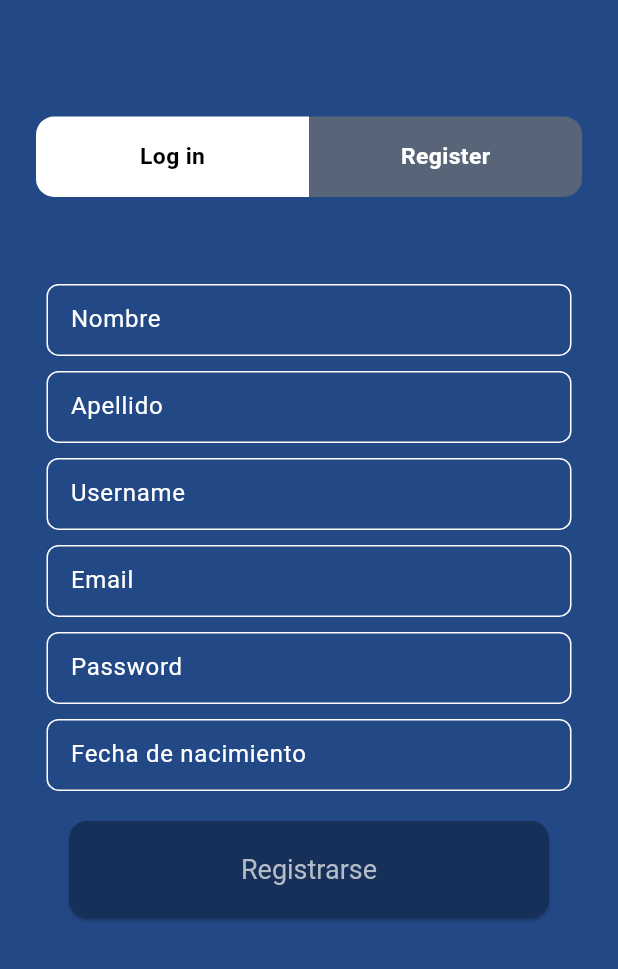
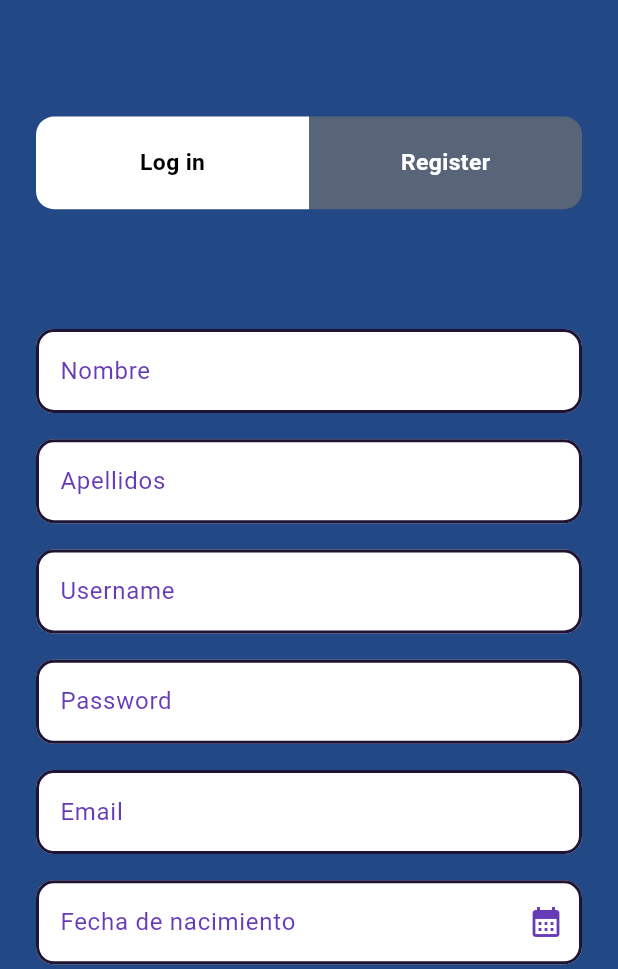
Before and after one commit to ProyectoFabLab-Ciclo-VI/FABLAB_MOVIL, a Flutter app: the LoginLast screen opened directly, after a tap on "Register", on a phone screen of 412 x 824 dp, the part 267-1236 px from its top. Run offline on Flutter 3.47's test engine with Material 3 defaults, Android fonts, the phone set to English and light mode, and no system bars; our stand-ins replace bloc, dartz, dio, flutter_bloc, flutter_form_builder, form_builder_validators and 3 more; accounts and stored records are empty.

Commit message:
Register modificado

```diff
--- a/lib/features_venta/fablab/presentation/bloc/Login_Reset_Register/login_register.dart
+++ b/lib/features_venta/fablab/presentation/bloc/Login_Reset_Register/login_register.dart
@@ -16,7 +16,7 @@ class LoginRegisterToggle extends StatelessWidget {
         return Padding(
           padding: const EdgeInsets.all(8.0),
           child: Container(
-            height: 6.5.h,
+            height: 7.5.h,
             child: Row(
               mainAxisAlignment: MainAxisAlignment.center,
               children: [
--- a/lib/features_venta/fablab/presentation/pages/Login_Reset_Register/Register/register.dart
+++ b/lib/features_venta/fablab/presentation/pages/Login_Reset_Register/Register/register.dart
@@ -1,72 +1,186 @@
-import 'package:fab_lab_upeu/features_venta/fablab/presentation/pages/Login_Reset_Register/Register/verificar_register.dart';
-import 'package:fab_lab_upeu/shared/presentation/widgetsGlobal/BotonesGeneral/boton_grande.dart';
-import 'package:fab_lab_upeu/shared/presentation/widgetsGlobal/inputs/inputs_movil_email.dart';
+import 'package:fab_lab_upeu/features_venta/fablab/presentation/pages/Login_Reset_Register/Reset/reset_password.dart';
+import 'package:fab_lab_upeu/features_venta/fablab/presentation/widgets/TutorialLoginWidgets/form_builder.dart';
+import 'package:fab_lab_upeu/shared/textos.dart';
 import 'package:flutter/material.dart';
+import 'package:flutter_form_builder/flutter_form_builder.dart';
+import 'package:form_builder_validators/form_builder_validators.dart';
+import 'package:sizer/sizer.dart';
 
 class Register extends StatelessWidget {
   const Register({super.key});
 
   @override
   Widget build(BuildContext context) {
+    final GlobalKey<FormBuilderState> _formkey = GlobalKey<FormBuilderState>();
+    var size = MediaQuery.of(context).size;
     return Column(
       children: [
-        const SizedBox(height: 10),
-        EmailInput(
-          controller: TextEditingController(),
-          hintText: 'Nombre',
-          width: 350,
-          height: 50,
+        SizedBox(
+          height: 20.sp, // usando sizer
         ),
-        const SizedBox(height: 10),
-        EmailInput(
-          controller: TextEditingController(),
-          hintText: 'Apellido',
-          width: 350,
-          height: 50,
+        Padding(
+          padding: const EdgeInsets.all(8.0),
+          child: FormBuilderCustom(
+            name: 'Nombre',
+            obscureText: false,
+            hintText: 'Nombre',
+            validator: FormBuilderValidators.compose([
+              FormBuilderValidators.required(
+                errorText: 'Campo requerido',
+              ),
+            ]),
+            keyType: TextInputType.text,
+          ),
         ),
-        const SizedBox(height: 10),
-        EmailInput(
-          controller: TextEditingController(),
-          hintText: 'Username',
-          width: 350,
-          height: 50,
+        SizedBox(
+          height: 5.sp,
         ),
-        const SizedBox(height: 10),
-        EmailInput(
-          controller: TextEditingController(),
-          hintText: 'Email',
-          width: 350,
-          height: 50,
-          obscureText: true, // Ocultar el texto de la contraseña
+        Padding(
+          padding: const EdgeInsets.all(8.0),
+          child: FormBuilderCustom(
+            name: 'Apellidos',
+            obscureText: false,
+            hintText: 'Apellidos',
+            validator: FormBuilderValidators.compose([
+              FormBuilderValidators.required(
+                errorText: 'Campo requerido',
+              ),
+            ]),
+            keyType: TextInputType.text,
+          ),
         ),
-        const SizedBox(height: 10),
-        EmailInput(
-          controller: TextEditingController(),
-          hintText: 'Password',
-          width: 350,
-          height: 50,
-          obscureText: true, // Ocultar el texto de la contraseña
+        SizedBox(
+          height: 5.sp,
         ),
-        const SizedBox(height: 10),
-        EmailInput(
-          controller: TextEditingController(),
-          hintText: 'Fecha de nacimiento',
-          width: 350,
-          height: 50,
-          obscureText: true, // Ocultar el texto de la contraseña
+        Padding(
+          padding: const EdgeInsets.all(8.0),
+          child: FormBuilderCustom(
+            name: 'Username',
+            obscureText: false,
+            hintText: 'Username',
+            validator: FormBuilderValidators.compose([
+              FormBuilderValidators.required(
+                errorText: 'Campo requerido',
+              ),
+            ]),
+            keyType: TextInputType.text,
+          ),
         ),
-        const SizedBox(height: 20),
-        LargeButton(
-          texto: 'Registrarse',
+        SizedBox(
+          height: 5.sp,
+        ),
+        Padding(
+          padding: const EdgeInsets.all(8.0),
+          child: FormBuilderCustom(
+            name: 'password',
+            obscureText: true,
+            hintText: 'Password',
+            validator: FormBuilderValidators.compose([
+              FormBuilderValidators.required(
+                errorText: 'Password requerido',
+              ),
+              FormBuilderValidators.minLength(4,
+                  errorText: 'Minimo 6 caracteres'),
+            ]),
+            keyType: TextInputType.text,
+          ),
+        ),
+        SizedBox(
+          height: 5.sp,
+        ),
+        Padding(
+          padding: const EdgeInsets.all(8.0),
+          child: FormBuilderCustom(
+            name: 'Email',
+            obscureText: false,
+            hintText: 'Email',
+            validator: FormBuilderValidators.compose([
+              FormBuilderValidators.required(
+                errorText: 'Campo requerido',
+              ),
+            ]),
+            keyType: TextInputType.emailAddress,
+          ),
+        ),
+        SizedBox(
+          height: 5.sp,
+        ),
+        //Calendario
+        Padding(
+          padding: const EdgeInsets.all(8.0),
+          child: FormBuilderDateTimePicker(
+            name: 'Fecha de nacimiento',
+            inputType: InputType.date,
+            style: const TextStyle(
+                color: Colors.deepPurple), // Solo muestra la selección de fecha
+            decoration: InputDecoration(
+              hintText: 'Fecha de nacimiento',
+              hintStyle: const TextStyle(color: Colors.deepPurple),
+              suffixIcon: const Icon(Icons.calendar_month_sharp,
+                  color: Colors.deepPurple),
+              focusedBorder: OutlineInputBorder(
+                borderSide:
+                    const BorderSide(color: Colors.deepPurple, width: 2),
+                borderRadius: BorderRadius.circular(12),
+              ),
+              enabledBorder: OutlineInputBorder(
+                borderSide: const BorderSide(
+                    color: Color.fromARGB(255, 32, 20, 53), width: 2),
+                borderRadius: BorderRadius.circular(12),
+              ),
+              border: OutlineInputBorder(
+                borderSide:
+                    const BorderSide(color: Colors.deepPurple, width: 2),
+                borderRadius: BorderRadius.circular(12),
+              ),
+              fillColor: Colors.white,
+              filled: true,
+            ),
+            validator: FormBuilderValidators.compose([
+              FormBuilderValidators.required(
+                errorText: 'Campo requerido',
+              ),
+            ]),
+          ),
+        ),
+        //calendario
+        SizedBox(
+          height: 5.sp,
+        ),
+        const Padding(
+          padding: EdgeInsets.all(8.0),
+          child: FormBuilderCustom(
+            name: 'Código',
+            obscureText: false,
+            hintText: 'Código (estudiantes)',
+            keyType: TextInputType.text,
+          ),
+        ),
+        SizedBox(
+          height: size.height * 0.04, // usando mediaquery
+        ),
+        ElevatedButton(
           onPressed: () {
-            Navigator.push(
-                context,
-                MaterialPageRoute(
-                    builder: (context) => const VerificarRegister()));
-            // Acción de registro
+            print("Botón presionado");
+            _formkey.currentState?.save();
+            if (_formkey.currentState?.validate() == true) {
+              final y = _formkey.currentState?.value;
+              print("Email: ${y?['email']}");
+              print("Password: ${y?['password']}");
+            }
           },
-          indiceColorFondo: 1,
-          indiceColorTexto: 5,
+          style: ElevatedButton.styleFrom(
+            minimumSize: const Size(250, 50),
+            backgroundColor: Color(Colors.white.value),
+            shape: RoundedRectangleBorder(
+              borderRadius: BorderRadius.circular(40),
+            ),
+          ),
+          // child: const Text('Iniciar Sesión',
+          //     style: TextStyle(color: Colors.black)),
+          child: textoRegularNegro(
+            'Registrarse',
+          ),
         ),
       ],
     );
--- a/lib/features_venta/fablab/presentation/pages/TutorialLogin/login_tutorial.dart
+++ b/lib/features_venta/fablab/presentation/pages/TutorialLogin/login_tutorial.dart
@@ -22,35 +22,37 @@ class _LoginPageState extends State<LoginPage> {
   @override
   Widget build(BuildContext context) {
     var size = MediaQuery.of(context).size;
+
     return Scaffold(
       backgroundColor: coloresPersonalizados[1],
       body: SafeArea(
         child: SingleChildScrollView(
           child: FormBuilder(
             key: _formkey,
-              child: Center(
+            child: Consumer<LoginRegisterController>(
+              builder: (context, controller, child) {
+                return Center(
                   child: Column(
                     mainAxisAlignment: MainAxisAlignment.center,
                     children: [
+                      // Condicional para mostrar/ocultar la imagen
+                      if (controller.selectedIndex == 0)
                         SizedBox(
                           height: 30.h,
                           child: Image.asset('assets/images/logoblanco.png'),
                         ),
-                    SizedBox(
-                      height: 25.sp,
+                      SizedBox(height: 25.sp),
+                      const LoginRegisterToggle(),
+                      // Muestra el widget de Ingreso o Register según el estado
+                      controller.selectedIndex == 0
+                          ? const Ingreso()
+                          : const Register(),
+                    ],
                   ),
-                    const LoginRegisterToggle(),
-                    Consumer<LoginRegisterController>(
-                      builder: (context, controller, child) {
-                        return controller.selectedIndex == 0
-                            ? const Ingreso()
-                            : const Register();
+                );
               },
             ),
-
-                  ],
           ),
-              )),
         ),
       ),
     );
--- a/lib/features_venta/fablab/presentation/widgets/TutorialLoginWidgets/form_builder.dart
+++ b/lib/features_venta/fablab/presentation/widgets/TutorialLoginWidgets/form_builder.dart
@@ -2,20 +2,21 @@ import 'package:flutter/material.dart';
 import 'package:flutter_form_builder/flutter_form_builder.dart';
 
 class FormBuilderCustom extends StatelessWidget {
-  const FormBuilderCustom(
-      {super.key,
-      required this.name,
-      required this.obscureText,
-      required this.hintText,
-      this.validator,
-      required this.icon,
-      required this.keyType});
+  const FormBuilderCustom({
+    super.key,
+    required this.name,
+    required this.obscureText,
+    required this.hintText,
+    this.validator,
+    this.icon, // Icono opcional
+    required this.keyType,
+  });
 
   final String name;
   final bool obscureText;
   final String hintText;
   final String? Function(String?)? validator;
-  final IconData icon;
+  final IconData? icon; // Puede ser null
   final TextInputType keyType;
 
   @override
@@ -44,7 +45,9 @@ class FormBuilderCustom extends StatelessWidget {
           borderSide: const BorderSide(color: Colors.deepPurple, width: 2),
           borderRadius: BorderRadius.circular(12),
         ),
-        suffixIcon: Icon(icon, color: Colors.deepPurple),
+        suffixIcon: icon != null
+            ? Icon(icon, color: Colors.deepPurple)
+            : null, // Muestra icono solo si no es null
         fillColor: Colors.white,
         filled: true,
       ),
```
Lines whose indentation alone changed are shown as unchanged.
